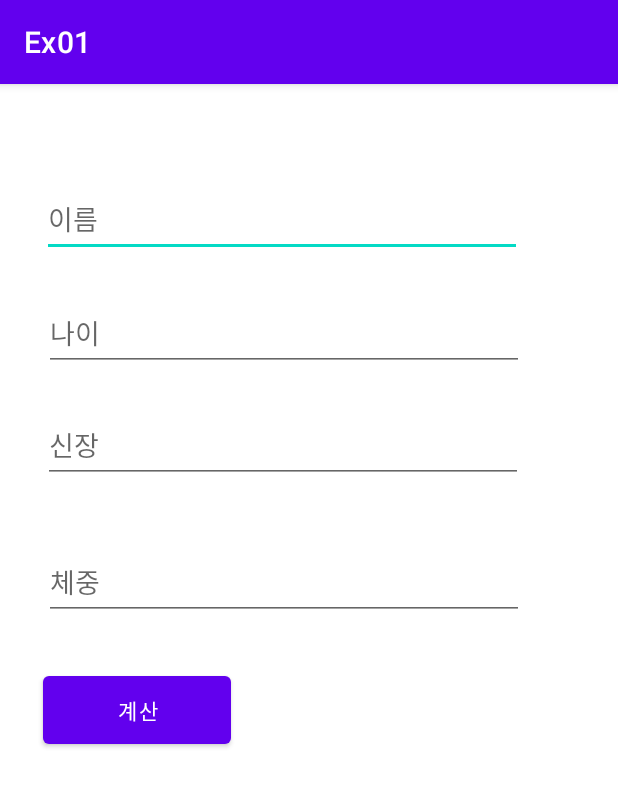
After one commit to mindyhere/android-practice, an Android app: the Bmi screen opened directly, with no data from a screen before it, on a phone screen of 412 x 824 dp. The commit adds this screen. Shown: the top 787 px of the screen. Run offline under Robolectric (Android 15) with nearby library versions, the phone set to English and light mode, and no system bars.

Commit message:
Android practice, 231205 updated

```diff
--- /dev/null
+++ b/Ex01/app/src/main/java/com/example/ex01/Bmi.java
@@ -0,0 +1,75 @@
+package com.example.ex01;
+
+import android.content.Intent;
+import android.os.Bundle;
+import android.view.View;
+import android.widget.Button;
+import android.widget.EditText;
+import android.widget.TextView;
+
+import androidx.appcompat.app.AppCompatActivity;
+
+public class Bmi extends AppCompatActivity {
+    EditText editName, editAge, editHeight, editWeight;
+    Button button1;
+    TextView txtResult;
+    //  위젯(화면구성 요소들) → 필드변수
+
+    @Override
+    protected void onCreate(Bundle savedInstanceState) {
+//                                   화면생성, 전달값
+        super.onCreate(savedInstanceState);
+        setContentView(R.layout.activity_bmi);
+//      세팅 컨텐트뷰   (res/layout/activity_bmi.xml) → 화면레이아웃 파일지정
+
+        editName = findViewById(R.id.editName);
+        editAge = findViewById(R.id.editAge);
+        editHeight = findViewById(R.id.editHeight);
+        editWeight = findViewById(R.id.editWeight);
+        button1 = findViewById(R.id.button1);
+        txtResult = findViewById(R.id.txtResult);
+//                  찾기  뷰 아이디로 (아이디)
+//      Bmi.java 코드 ← activity_bmi.xml 화면구성(객제 주소연결)
+
+        button1.setOnClickListener(new View.OnClickListener() {
+//                  버튼.리스너(동작)
+            @Override
+            public void onClick(View v) {
+                double kg = Double.parseDouble(editWeight.getText().toString());
+                double height = Double.parseDouble(editHeight.getText().toString()) / 100;
+                double bmi = kg / (height * height); //BMI계산 공식
+                String result = "";
+
+                if (bmi < 18.5) {
+                    result = "저체중";
+                } else if (bmi >= 18.5 && bmi < 23) {
+                    result = "정상";
+                } else if (bmi >= 23 && bmi < 25) {
+                    result = "과체중";
+                } else if (bmi >= 25 && bmi < 30) {
+                    result = "비만";
+                } else if (bmi >= 30) {
+                    result = "고도비만";
+                }
+
+                result = editName.getText().toString() + " 님의 체중은 " + result + "입니다.";
+//              txtResult.setText(result);
+//              텍스트뷰.setText(값) → 현재 화면세팅
+
+//              인텐트 Intent: 앱 컴포넌트가 무엇을 할 것인지 담는 통신 객체(메세지/데이터 전달)
+                Intent intent = new Intent(Bmi.this, BmiResult.class);
+//                                                   현재화면.this    다음화면.class
+                BmiDTO dto = new BmiDTO();
+                dto.setName(editName.getText().toString());
+                dto.setAge(Integer.parseInt(editAge.getText().toString()));
+                dto.setHeight(Double.parseDouble(editHeight.getText().toString()));
+                dto.setWeight(Double.parseDouble(editWeight.getText().toString()));
+                dto.setBmi(bmi);
+                dto.setResult(result);
+                intent.putExtra("dto", dto);
+//                                     key , value 로 저장
+                startActivity(intent); // 화면이동: MainActivity → (인텐트에 의해) Bmi → BmiResult
+            }
+        });
+    }
+}
--- /dev/null
+++ b/Ex01/app/src/main/res/layout/activity_bmi.xml
@@ -0,0 +1,89 @@
+<?xml version="1.0" encoding="utf-8"?>
+<!--xml 화면정의, 반드시 제일 첫행에 명시되어야 한다.-->
+<androidx.constraintlayout.widget.ConstraintLayout xmlns:android="http://schemas.android.com/apk/res/android"
+    xmlns:app="http://schemas.android.com/apk/res-auto"
+    xmlns:tools="http://schemas.android.com/tools"
+    android:layout_width="match_parent"
+    android:layout_height="match_parent"
+    tools:context=".Bmi">
+
+    <EditText
+        android:id="@+id/editName"
+        android:layout_width="320dp"
+        android:layout_height="50dp"
+        android:ems="10"
+        android:hint="이름"
+        android:inputType="textPersonName"
+        app:layout_constraintBottom_toBottomOf="parent"
+        app:layout_constraintEnd_toEndOf="parent"
+        app:layout_constraintHorizontal_bias="0.304"
+        app:layout_constraintStart_toStartOf="parent"
+        app:layout_constraintTop_toTopOf="parent"
+        app:layout_constraintVertical_bias="0.091" />
+
+    <EditText
+        android:id="@+id/editAge"
+        android:layout_width="320dp"
+        android:layout_height="50dp"
+        android:ems="10"
+        android:hint="나이"
+        android:inputType="number"
+        app:layout_constraintBottom_toBottomOf="parent"
+        app:layout_constraintEnd_toEndOf="parent"
+        app:layout_constraintHorizontal_bias="0.316"
+        app:layout_constraintStart_toStartOf="parent"
+        app:layout_constraintTop_toTopOf="parent"
+        app:layout_constraintVertical_bias="0.197" />
+
+    <EditText
+        android:id="@+id/editHeight"
+        android:layout_width="320dp"
+        android:layout_height="50dp"
+        android:ems="10"
+        android:hint="신장"
+        android:inputType="number"
+        app:layout_constraintBottom_toBottomOf="parent"
+        app:layout_constraintEnd_toEndOf="parent"
+        app:layout_constraintHorizontal_bias="0.313"
+        app:layout_constraintStart_toStartOf="parent"
+        app:layout_constraintTop_toTopOf="parent"
+        app:layout_constraintVertical_bias="0.301" />
+
+    <EditText
+        android:id="@+id/editWeight"
+        android:layout_width="320dp"
+        android:layout_height="50dp"
+        android:ems="10"
+        android:hint="체중"
+        android:inputType="number"
+        app:layout_constraintBottom_toBottomOf="parent"
+        app:layout_constraintEnd_toEndOf="parent"
+        app:layout_constraintHorizontal_bias="0.318"
+        app:layout_constraintStart_toStartOf="parent"
+        app:layout_constraintTop_toTopOf="parent"
+        app:layout_constraintVertical_bias="0.428" />
+
+    <Button
+        android:id="@+id/button1"
+        android:layout_width="125dp"
+        android:layout_height="57dp"
+        android:text="계산"
+        app:layout_constraintBottom_toBottomOf="parent"
+        app:layout_constraintEnd_toEndOf="parent"
+        app:layout_constraintHorizontal_bias="0.101"
+        app:layout_constraintStart_toStartOf="parent"
+        app:layout_constraintTop_toTopOf="parent"
+        app:layout_constraintVertical_bias="0.547" />
+
+    <TextView
+        android:id="@+id/txtResult"
+        android:layout_width="347dp"
+        android:layout_height="193dp"
+        android:textSize="24sp"
+        app:layout_constraintBottom_toBottomOf="parent"
+        app:layout_constraintEnd_toEndOf="parent"
+        app:layout_constraintHorizontal_bias="0.437"
+        app:layout_constraintStart_toStartOf="parent"
+        app:layout_constraintTop_toTopOf="parent"
+        app:layout_constraintVertical_bias="0.843" />
+</androidx.constraintlayout.widget.ConstraintLayout>
--- a/Ex01/app/src/main/res/layout/activity_exchange.xml
+++ b/Ex01/app/src/main/res/layout/activity_exchange.xml
@@ -11,6 +11,7 @@
         android:layout_width="228dp"
         android:layout_height="54dp"
         android:ems="10"
+        android:hint="달러를 입력하세요."
         android:inputType="number"
         android:textSize="24sp"
         app:layout_constraintBottom_toBottomOf="parent"
@@ -24,7 +25,7 @@
         android:id="@+id/button"
         android:layout_width="wrap_content"
         android:layout_height="wrap_content"
-        android:text="Button"
+        android:text="환율계산"
         app:layout_constraintBottom_toBottomOf="parent"
         app:layout_constraintEnd_toEndOf="parent"
         app:layout_constraintHorizontal_bias="0.858"
--- a/Ex01/app/src/main/res/layout/activity_main.xml
+++ b/Ex01/app/src/main/res/layout/activity_main.xml
@@ -34,29 +34,34 @@
         android:id="@+id/button3"
         android:layout_width="262dp"
         android:layout_height="90dp"
+        android:onClick="mOnClick"
         android:text="BMI"
         app:layout_constraintBottom_toBottomOf="parent"
         app:layout_constraintEnd_toEndOf="parent"
         app:layout_constraintHorizontal_bias="0.496"
         app:layout_constraintStart_toStartOf="parent"
         app:layout_constraintTop_toTopOf="parent"
+
         app:layout_constraintVertical_bias="0.355" />
 
     <Button
         android:id="@+id/button4"
         android:layout_width="271dp"
         android:layout_height="80dp"
+        android:onClick="mOnClick"
         android:text="체크박스"
         app:layout_constraintBottom_toBottomOf="parent"
         app:layout_constraintEnd_toEndOf="parent"
         app:layout_constraintStart_toStartOf="parent"
         app:layout_constraintTop_toTopOf="parent"
+
         app:layout_constraintVertical_bias="0.499" />
 
     <Button
         android:id="@+id/button5"
         android:layout_width="264dp"
         android:layout_height="81dp"
+        android:onClick="mOnClick"
         android:text="라디오버튼"
         app:layout_constraintBottom_toBottomOf="parent"
         app:layout_constraintEnd_toEndOf="parent"
```
Also changed, not shown: Ex01/app/src/main/AndroidManifest.xml (+15 -0 lines), Ex01/app/src/main/java/com/example/ex01/BmiDTO.java (added, +66 -0 lines), Ex01/app/src/main/java/com/example/ex01/BmiResult.java (added, +31 -0 lines), Ex01/app/src/main/java/com/example/ex01/CheckboxDemo.java (added, +32 -0 lines), Ex01/app/src/main/java/com/example/ex01/MainActivity.java (+9 -0 lines), Ex01/app/src/main/java/com/example/ex01/RadioDemo.java (added, +49 -0 lines), Ex01/app/src/main/res/layout/activity_bmi_result.xml (added, +21 -0 lines), Ex01/app/src/main/res/layout/activity_checkbox_demo.xml (added, +19 -0 lines), Ex01/app/src/main/res/layout/activity_radio_demo.xml (added, +41 -0 lines).
